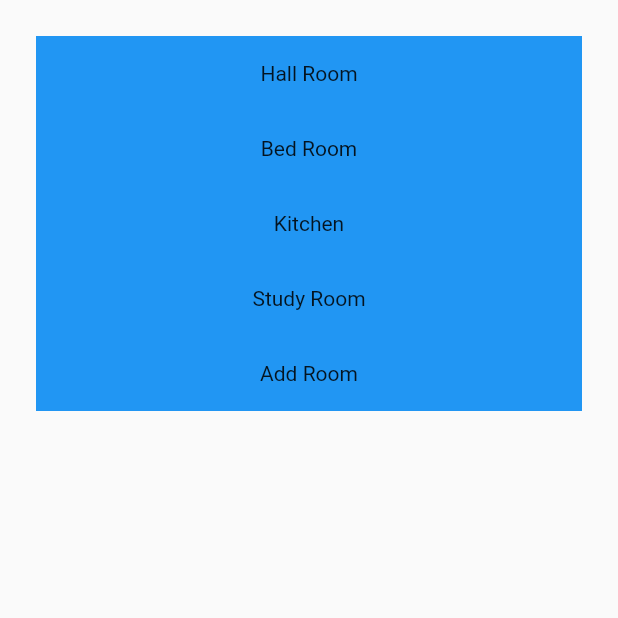
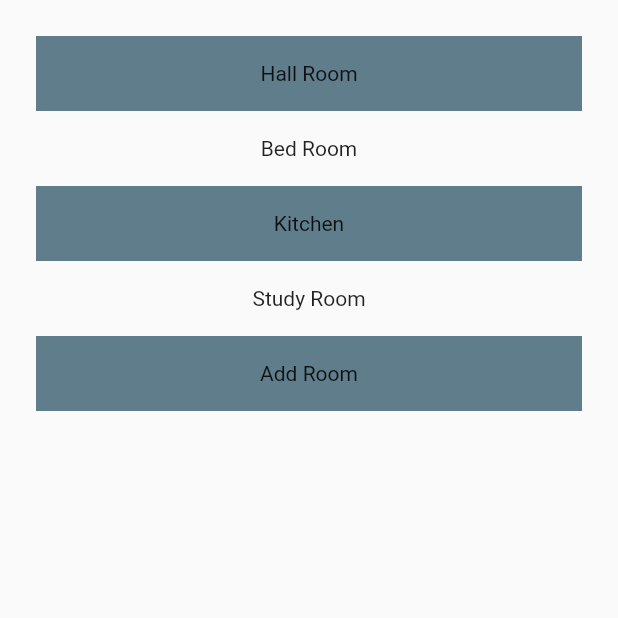
Before and after one commit to Vedarutvija/flutter_iot, a Flutter app: the SettingsPage screen opened directly, on a phone screen of 412 x 824 dp, the top half of it. Run offline on Flutter 3.47's test engine with Material 2 defaults, Android fonts, the phone set to English and light mode, and no system bars; our stand-ins replace curved_navigation_bar.

Commit message:
updated project

```diff
--- a/lib/Screens/RoomSettings.dart
+++ b/lib/Screens/RoomSettings.dart
@@ -1,6 +1,5 @@
 import 'package:flutter/cupertino.dart';
 import 'package:flutter/material.dart';
-import 'package:flutter_settings_screens/flutter_settings_screens.dart';
 class SettingsPage extends StatefulWidget {
   // const SettingsPage({Key? key}) : super(key: key);
 
@@ -19,30 +18,30 @@ class _SettingsPageState extends State<SettingsPage> {
             children: <Widget>[
               Container(
                 height: 50,
-                color: Colors.blue[500],
+                color: Colors.blueGrey[500],
                 child: const Center(child: Text('Hall Room'))
               ),
               Container(
                   height: 50,
-                  color: Colors.blue[500],
+                  color: Colors.lightBlueAccent[500],
                   child: const Center(child: Text('Bed Room'))
 
               ),
               Container(
                   height: 50,
-                  color: Colors.blue[500],
+                  color: Colors.blueGrey[500],
                   child: const Center(child: Text('Kitchen'))
 
               ),
               Container(
                   height: 50,
-                  color: Colors.blue[500],
+                  color: Colors.lightBlueAccent[500],
                   child: const Center(child: Text('Study Room'))
 
               ),
               Container(
                   height: 50,
-                  color: Colors.blue[500],
+                  color: Colors.blueGrey[500],
                   child: const Center(child: Text('Add Room'))
 
               ),
--- a/pubspec.yaml
+++ b/pubspec.yaml
@@ -48,9 +48,9 @@ flutter:
   uses-material-design: true
 
   # To add assets to your application, add an assets section, like this:
-  # assets:
-  #   - images/a_dot_burr.jpeg
-  #   - images/a_dot_ham.jpeg
+  assets:
+   - images/
+   - images/robo.jpg
 
   # An image asset can refer to one or more resolution-specific "variants", see
   # https://flutter.dev/assets-and-images/#resolution-aware.
```
Also changed, not shown: lib/Screens/Connect.dart (+23 -16 lines), lib/Screens/HomePage.dart (+4 -7 lines), lib/Screens/HomeSettings.dart (+4 -5 lines), lib/Screens/Me.dart (+61 -8 lines), images/robo.jpg (added), pubspec.lock.
